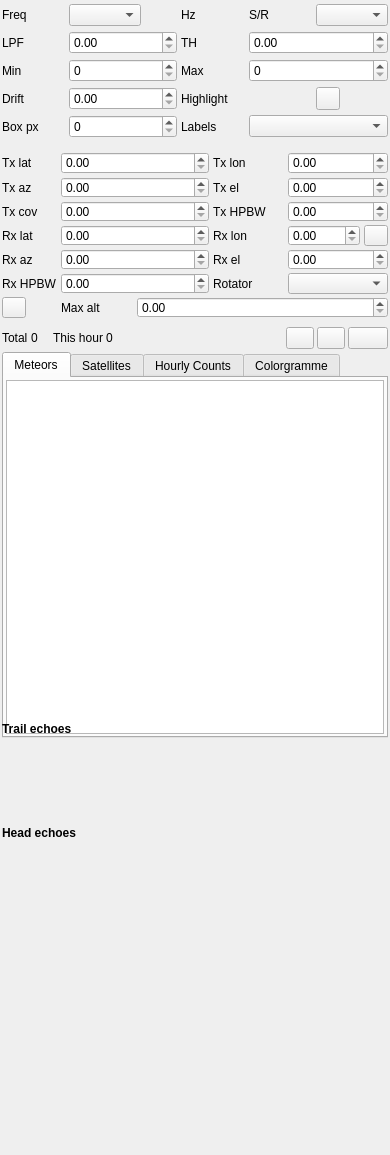
Above: plugins/channelrx/meteor/meteorgui.ui from srcejon/sdrangel before the change. Below: the same form after it.
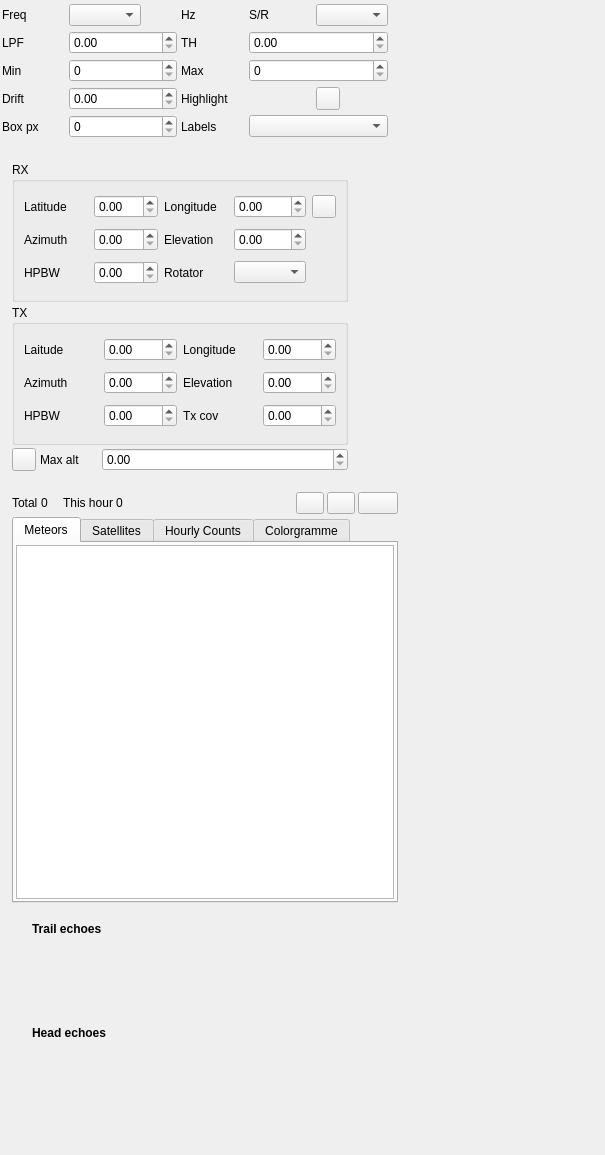
That is the form after the change. Icons and pictures are not drawn. Custom widgets are drawn as their Qt base class.

Patch:
```diff
--- a/plugins/channelrx/meteor/meteorgui.ui
+++ b/plugins/channelrx/meteor/meteorgui.ui
@@ -6,7 +6,7 @@
    <rect>
     <x>0</x>
     <y>0</y>
-    <width>390</width>
+    <width>605</width>
     <height>1155</height>
    </rect>
   </property>
@@ -216,10 +216,10 @@
   <widget class="QWidget" name="geometryContainer" native="true">
    <property name="geometry">
     <rect>
-     <x>0</x>
-     <y>150</y>
-     <width>390</width>
-     <height>170</height>
+     <x>10</x>
+     <y>160</y>
+     <width>340</width>
+     <height>313</height>
     </rect>
    </property>
    <property name="sizePolicy">
@@ -250,141 +250,17 @@
     <property name="verticalSpacing">
      <number>3</number>
     </property>
-    <item row="0" column="0">
-     <widget class="QLabel" name="transmitterLatitudeLabel">
-      <property name="text">
-       <string>Tx lat</string>
-      </property>
-     </widget>
+    <item row="8" column="2" colspan="4">
+     <widget class="QDoubleSpinBox" name="mapMaxAltitude"/>
     </item>
-    <item row="0" column="1" colspan="2">
-     <widget class="QDoubleSpinBox" name="transmitterLatitude"/>
-    </item>
-    <item row="0" column="3">
-     <widget class="QLabel" name="transmitterLongitudeLabel">
+    <item row="8" column="1">
+     <widget class="QLabel" name="mapMaxAltitudeLabel">
       <property name="text">
-       <string>Tx lon</string>
+       <string>Max alt</string>
       </property>
      </widget>
     </item>
-    <item row="0" column="4" colspan="2">
-     <widget class="QDoubleSpinBox" name="transmitterLongitude"/>
-    </item>
-    <item row="1" column="0">
-     <widget class="QLabel" name="transmitterAzimuthLabel">
-      <property name="text">
-       <string>Tx az</string>
-      </property>
-     </widget>
-    </item>
-    <item row="1" column="1" colspan="2">
-     <widget class="QDoubleSpinBox" name="transmitterAzimuth"/>
-    </item>
-    <item row="1" column="3">
-     <widget class="QLabel" name="transmitterElevationLabel">
-      <property name="text">
-       <string>Tx el</string>
-      </property>
-     </widget>
-    </item>
-    <item row="1" column="4" colspan="2">
-     <widget class="QDoubleSpinBox" name="transmitterElevation"/>
-    </item>
-    <item row="2" column="0">
-     <widget class="QLabel" name="transmitterBeamwidthLabel">
-      <property name="text">
-       <string>Tx cov</string>
-      </property>
-     </widget>
-    </item>
-    <item row="2" column="1" colspan="2">
-     <widget class="QDoubleSpinBox" name="transmitterBeamwidth"/>
-    </item>
-    <item row="2" column="3">
-     <widget class="QLabel" name="transmitterHPBWLabel">
-      <property name="text">
-       <string>Tx HPBW</string>
-      </property>
-     </widget>
-    </item>
-    <item row="2" column="4" colspan="2">
-     <widget class="QDoubleSpinBox" name="transmitterHPBW"/>
-    </item>
-    <item row="3" column="0">
-     <widget class="QLabel" name="receiverLatitudeLabel">
-      <property name="text">
-       <string>Rx lat</string>
-      </property>
-     </widget>
-    </item>
-    <item row="3" column="1" colspan="2">
-     <widget class="QDoubleSpinBox" name="receiverLatitude"/>
-    </item>
-    <item row="3" column="3">
-     <widget class="QLabel" name="receiverLongitudeLabel">
-      <property name="text">
-       <string>Rx lon</string>
-      </property>
-     </widget>
-    </item>
-    <item row="3" column="4">
-     <widget class="QDoubleSpinBox" name="receiverLongitude"/>
-    </item>
-    <item row="3" column="5">
-     <widget class="QToolButton" name="updateReceiverPosition">
-      <property name="toolTip">
-       <string>Update receive antenna position from Preferences &gt; My Position</string>
-      </property>
-      <property name="text">
-       <string/>
-      </property>
-      <property name="icon">
-       <iconset resource="../../../sdrgui/resources/res.qrc">
-        <normaloff>:/import.png</normaloff>:/import.png</iconset>
-      </property>
-     </widget>
-    </item>
-    <item row="4" column="0">
-     <widget class="QLabel" name="antennaAzimuthLabel">
-      <property name="text">
-       <string>Rx az</string>
-      </property>
-     </widget>
-    </item>
-    <item row="4" column="1" colspan="2">
-     <widget class="QDoubleSpinBox" name="antennaAzimuth"/>
-    </item>
-    <item row="4" column="3">
-     <widget class="QLabel" name="antennaElevationLabel">
-      <property name="text">
-       <string>Rx el</string>
-      </property>
-     </widget>
-    </item>
-    <item row="4" column="4" colspan="2">
-     <widget class="QDoubleSpinBox" name="antennaElevation"/>
-    </item>
-    <item row="5" column="0">
-     <widget class="QLabel" name="antennaBeamwidthLabel">
-      <property name="text">
-       <string>Rx HPBW</string>
-      </property>
-     </widget>
-    </item>
-    <item row="5" column="1" colspan="2">
-     <widget class="QDoubleSpinBox" name="antennaBeamwidth"/>
-    </item>
-    <item row="5" column="3">
-     <widget class="QLabel" name="rotatorLabel">
-      <property name="text">
-       <string>Rotator</string>
-      </property>
-     </widget>
-    </item>
-    <item row="5" column="4" colspan="2">
-     <widget class="QComboBox" name="rotator"/>
-    </item>
-    <item row="6" column="0">
+    <item row="8" column="0">
      <widget class="QToolButton" name="showAntennaPatterns">
       <property name="toolTip">
        <string>Show transmitter, receiver and intersection HPBW volumes on Map features</string>
@@ -401,23 +277,165 @@
       </property>
      </widget>
     </item>
-    <item row="6" column="1">
-     <widget class="QLabel" name="mapMaxAltitudeLabel">
-      <property name="text">
-       <string>Max alt</string>
+    <item row="0" column="0" colspan="6">
+     <widget class="QGroupBox" name="rxPositionGroup">
+      <property name="title">
+       <string>RX</string>
       </property>
+      <layout class="QGridLayout" name="gridLayout">
+       <item row="2" column="3">
+        <widget class="QComboBox" name="rotator"/>
+       </item>
+       <item row="0" column="3">
+        <widget class="QDoubleSpinBox" name="receiverLongitude"/>
+       </item>
+       <item row="2" column="1">
+        <widget class="QDoubleSpinBox" name="antennaBeamwidth"/>
+       </item>
+       <item row="1" column="3">
+        <widget class="QDoubleSpinBox" name="antennaElevation"/>
+       </item>
+       <item row="2" column="2">
+        <widget class="QLabel" name="rotatorLabel">
+         <property name="text">
+          <string>Rotator</string>
+         </property>
+        </widget>
+       </item>
+       <item row="0" column="0">
+        <widget class="QLabel" name="receiverLatitudeLabel">
+         <property name="text">
+          <string>Latitude</string>
+         </property>
+        </widget>
+       </item>
+       <item row="0" column="2">
+        <widget class="QLabel" name="receiverLongitudeLabel">
+         <property name="text">
+          <string>Longitude</string>
+         </property>
+        </widget>
+       </item>
+       <item row="1" column="1">
+        <widget class="QDoubleSpinBox" name="antennaAzimuth"/>
+       </item>
+       <item row="1" column="0">
+        <widget class="QLabel" name="antennaAzimuthLabel">
+         <property name="text">
+          <string>Azimuth</string>
+         </property>
+        </widget>
+       </item>
+       <item row="0" column="1">
+        <widget class="QDoubleSpinBox" name="receiverLatitude"/>
+       </item>
+       <item row="1" column="2">
+        <widget class="QLabel" name="antennaElevationLabel">
+         <property name="text">
+          <string>Elevation</string>
+         </property>
+        </widget>
+       </item>
+       <item row="2" column="0">
+        <widget class="QLabel" name="antennaBeamwidthLabel">
+         <property name="text">
+          <string>HPBW</string>
+         </property>
+        </widget>
+       </item>
+       <item row="0" column="4">
+        <widget class="QToolButton" name="updateReceiverPosition">
+         <property name="toolTip">
+          <string>Update receive antenna position from Preferences &gt; My Position</string>
+         </property>
+         <property name="text">
+          <string/>
+         </property>
+         <property name="icon">
+          <iconset resource="../../../sdrgui/resources/res.qrc">
+           <normaloff>:/import.png</normaloff>:/import.png</iconset>
+         </property>
+        </widget>
+       </item>
+      </layout>
      </widget>
     </item>
-    <item row="6" column="2" colspan="4">
-     <widget class="QDoubleSpinBox" name="mapMaxAltitude"/>
+    <item row="1" column="0" colspan="6">
+     <widget class="QGroupBox" name="txPositionGroup">
+      <property name="title">
+       <string>TX</string>
+      </property>
+      <layout class="QGridLayout" name="gridLayout_2">
+       <item row="0" column="2">
+        <widget class="QLabel" name="transmitterLongitudeLabel">
+         <property name="text">
+          <string>Longitude</string>
+         </property>
+        </widget>
+       </item>
+       <item row="0" column="0">
+        <widget class="QLabel" name="transmitterLatitudeLabel">
+         <property name="text">
+          <string>Laitude</string>
+         </property>
+        </widget>
+       </item>
+       <item row="0" column="3">
+        <widget class="QDoubleSpinBox" name="transmitterLongitude"/>
+       </item>
+       <item row="0" column="1">
+        <widget class="QDoubleSpinBox" name="transmitterLatitude"/>
+       </item>
+       <item row="1" column="3">
+        <widget class="QDoubleSpinBox" name="transmitterElevation"/>
+       </item>
+       <item row="1" column="2">
+        <widget class="QLabel" name="transmitterElevationLabel">
+         <property name="text">
+          <string>Elevation</string>
+         </property>
+        </widget>
+       </item>
+       <item row="1" column="1">
+        <widget class="QDoubleSpinBox" name="transmitterAzimuth"/>
+       </item>
+       <item row="1" column="0">
+        <widget class="QLabel" name="transmitterAzimuthLabel">
+         <property name="text">
+          <string>Azimuth</string>
+         </property>
+        </widget>
+       </item>
+       <item row="2" column="0">
+        <widget class="QLabel" name="transmitterHPBWLabel">
+         <property name="text">
+          <string>HPBW</string>
+         </property>
+        </widget>
+       </item>
+       <item row="2" column="1">
+        <widget class="QDoubleSpinBox" name="transmitterHPBW"/>
+       </item>
+       <item row="2" column="2">
+        <widget class="QLabel" name="transmitterBeamwidthLabel">
+         <property name="text">
+          <string>Tx cov</string>
+         </property>
+        </widget>
+       </item>
+       <item row="2" column="3">
+        <widget class="QDoubleSpinBox" name="transmitterBeamwidth"/>
+       </item>
+      </layout>
+     </widget>
     </item>
    </layout>
   </widget>
   <widget class="QWidget" name="detectionsContainer" native="true">
    <property name="geometry">
     <rect>
-     <x>0</x>
-     <y>325</y>
+     <x>10</x>
+     <y>490</y>
      <width>390</width>
      <height>415</height>
     </rect>
@@ -696,8 +714,8 @@
   <widget class="QWidget" name="spectrumContainer" native="true">
    <property name="geometry">
     <rect>
-     <x>0</x>
-     <y>720</y>
+     <x>30</x>
+     <y>920</y>
      <width>390</width>
      <height>210</height>
     </rect>
@@ -731,6 +749,8 @@
      <widget class="QLabel" name="trailSpectrumTitle">
       <property name="font">
        <font>
+        <family>Liberation Sans</family>
+        <pointsize>9</pointsize>
         <bold>true</bold>
        </font>
       </property>
@@ -756,6 +776,8 @@
      <widget class="QLabel" name="headSpectrumTitle">
       <property name="font">
        <font>
+        <family>Liberation Sans</family>
+        <pointsize>9</pointsize>
         <bold>true</bold>
        </font>
       </property>
```
Left out of the diff: 4 changed lines with no effect on the pictures.
